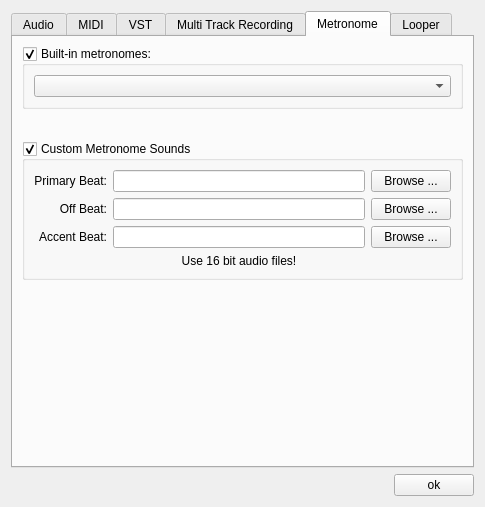
Before: the Qt Designer form src/Common/gui/PreferencesDialog.ui in elieserdejesus/JamTaba, drawn with Qt 5.
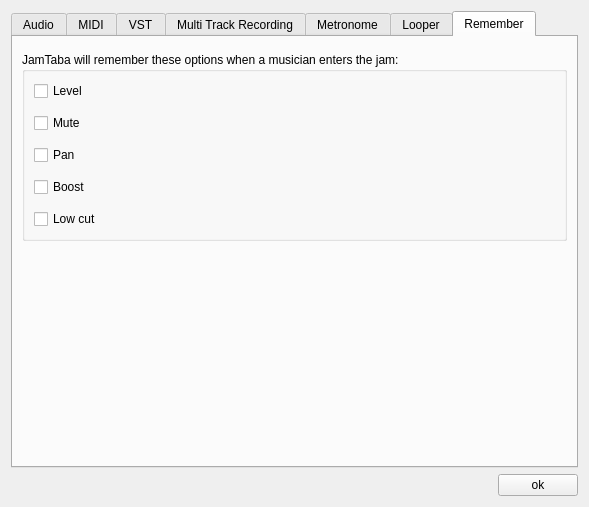
After: the same form once the commit is applied.

Commit message:
:gem: Adding preferences checkboxes to Remember ninjamers details (close #201)
- Saving and loading remember settings in json
- Adding remembering class in Settings
- Adding Remember tab in preferences dialog
- Implementing the remembering logic in NinjamTrackView::setInitialValues

Diff of the .ui file:
```diff
--- a/src/Common/gui/PreferencesDialog.ui
+++ b/src/Common/gui/PreferencesDialog.ui
@@ -6,7 +6,7 @@
    <rect>
     <x>0</x>
     <y>0</y>
-    <width>480</width>
+    <width>589</width>
     <height>507</height>
    </rect>
   </property>
@@ -17,7 +17,7 @@
    <item>
     <widget class="QTabWidget" name="prefsTab">
      <property name="currentIndex">
-      <number>4</number>
+      <number>6</number>
      </property>
      <widget class="QWidget" name="tabAudio">
       <attribute name="title">
@@ -838,6 +838,107 @@
        </item>
       </layout>
      </widget>
+     <widget class="QWidget" name="tabRemember">
+      <attribute name="title">
+       <string>Remember</string>
+      </attribute>
+      <layout class="QVBoxLayout" name="verticalLayout_11">
+       <item>
+        <spacer name="verticalSpacer_8">
+         <property name="orientation">
+          <enum>Qt::Vertical</enum>
+         </property>
+         <property name="sizeType">
+          <enum>QSizePolicy::Fixed</enum>
+         </property>
+         <property name="sizeHint" stdset="0">
+          <size>
+           <width>20</width>
+           <height>6</height>
+          </size>
+         </property>
+        </spacer>
+       </item>
+       <item>
+        <widget class="QGroupBox" name="groupBox_3">
+         <property name="title">
+          <string>JamTaba will remember these options when a musician enters the jam:</string>
+         </property>
+         <layout class="QVBoxLayout" name="verticalLayout_12">
+          <property name="spacing">
+           <number>12</number>
+          </property>
+          <item>
+           <widget class="QCheckBox" name="checkBoxRememberLevel">
+            <property name="toolTip">
+             <string>The user channel level</string>
+            </property>
+            <property name="text">
+             <string>Level</string>
+            </property>
+           </widget>
+          </item>
+          <item>
+           <widget class="QCheckBox" name="checkBoxRememberMute">
+            <property name="toolTip">
+             <string>The user channel mute status</string>
+            </property>
+            <property name="text">
+             <string>Mute</string>
+            </property>
+           </widget>
+          </item>
+          <item>
+           <widget class="QCheckBox" name="checkBoxRememberPan">
+            <property name="toolTip">
+             <string>The user channel pan</string>
+            </property>
+            <property name="text">
+             <string>Pan</string>
+            </property>
+           </widget>
+          </item>
+          <item>
+           <widget class="QCheckBox" name="checkBoxRememberBoost">
+            <property name="toolTip">
+             <string>The user channel boost</string>
+            </property>
+            <property name="text">
+             <string>Boost</string>
+            </property>
+           </widget>
+          </item>
+          <item>
+           <widget class="QCheckBox" name="checkBoxRememberLowCut">
+            <property name="toolTip">
+             <string>The user channel low cut button status</string>
+            </property>
+            <property name="text">
+             <string>Low cut</string>
+            </property>
+           </widget>
+          </item>
+         </layout>
+        </widget>
+       </item>
+       <item>
+        <spacer name="verticalSpacer_6">
+         <property name="orientation">
+          <enum>Qt::Vertical</enum>
+         </property>
+         <property name="sizeType">
+          <enum>QSizePolicy::MinimumExpanding</enum>
+         </property>
+         <property name="sizeHint" stdset="0">
+          <size>
+           <width>20</width>
+           <height>40</height>
+          </size>
+         </property>
+        </spacer>
+       </item>
+      </layout>
+     </widget>
     </widget>
    </item>
    <item>
```
Left out of the diff: 2 changed lines with no effect on the pictures. The commit also changes 11 other files.
